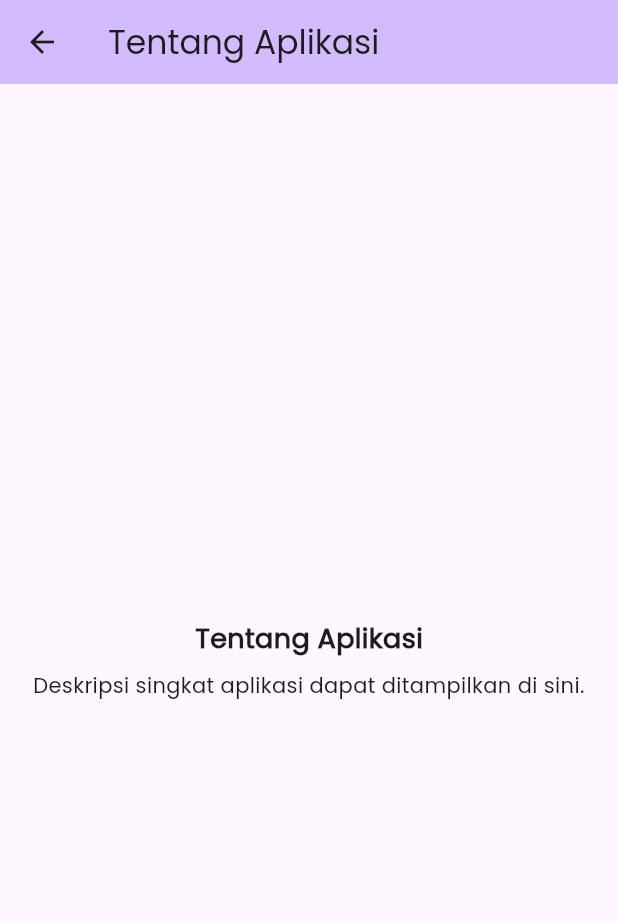
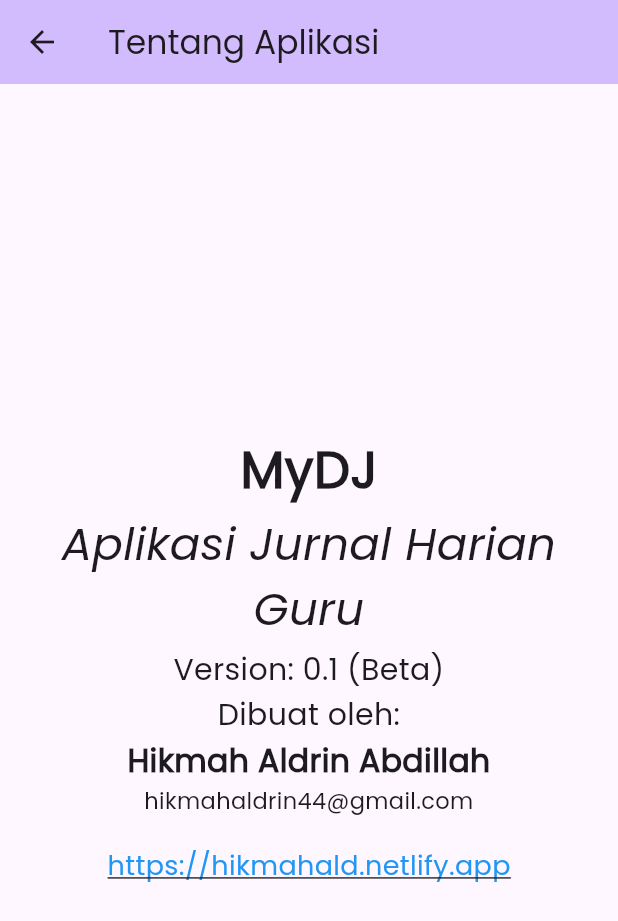
Before and after one commit to hikmahabdillah/Mobile-Jobsheet-MyDJ, a Flutter app: the TentangAplikasiPage screen opened directly, on a phone screen of 412 x 824 dp. Shown: the top 921 px of the screen. Run offline on Flutter 3.47's test engine with Material 3 defaults, Android fonts, the phone set to English and light mode, and no system bars.

Commit message:
add uts - tentang aplikasi

```diff
--- a/lib/pages/tentang_aplikasi_page.dart
+++ b/lib/pages/tentang_aplikasi_page.dart
@@ -1,4 +1,5 @@
 import 'package:flutter/material.dart';
+import 'package:url_launcher/url_launcher.dart';
 
 class TentangAplikasiPage extends StatefulWidget {
   const TentangAplikasiPage({super.key, required this.title});
@@ -10,6 +11,18 @@ class TentangAplikasiPage extends StatefulWidget {
 }
 
 class _TentangAplikasiPageState extends State<TentangAplikasiPage> {
+  // ubah URL menjadi dengan slash akhir sesuai permintaan
+  final Uri _url = Uri.parse('https://hikmahald.netlify.app/');
+
+  // tambahkan method untuk membuka URL
+  Future<void> _launchUrl() async {
+    if (!await launchUrl(_url, mode: LaunchMode.externalApplication)) {
+      ScaffoldMessenger.of(context).showSnackBar(
+        const SnackBar(content: Text('Tidak dapat membuka tautan')),
+      );
+    }
+  }
+
   @override
   Widget build(BuildContext context) {
     return Scaffold(
@@ -24,13 +37,51 @@ class _TentangAplikasiPageState extends State<TentangAplikasiPage> {
             mainAxisSize: MainAxisSize.min,
             children: [
               Text(
-                'Tentang Aplikasi',
-                style: TextStyle(fontSize: 18, fontWeight: FontWeight.bold),
+                'MyDJ',
+                style: TextStyle(fontSize: 34, fontWeight: FontWeight.bold),
               ),
-              SizedBox(height: 8),
+              SizedBox(height: 3),
               Text(
-                'Deskripsi singkat aplikasi dapat ditampilkan di sini.',
+                'Aplikasi Jurnal Harian Guru',
                 textAlign: TextAlign.center,
+                style: TextStyle(fontSize: 30, fontStyle: FontStyle.italic),
+              ),
+              SizedBox(height: 5),
+              Text(
+                'Version: 0.1 (Beta)',
+                textAlign: TextAlign.center,
+                style: TextStyle(fontSize: 20),
+              ),
+              SizedBox(height: 1),
+              Text(
+                'Dibuat oleh:',
+                textAlign: TextAlign.center,
+                style: TextStyle(fontSize: 20),
+              ),
+              SizedBox(height: 1),
+              Text(
+                'Hikmah Aldrin Abdillah',
+                textAlign: TextAlign.center,
+                style: TextStyle(fontSize: 21, fontWeight: FontWeight.bold),
+              ),
+              SizedBox(height: 1),
+              Text(
+                'hikmahaldrin44@gmail.com',
+                textAlign: TextAlign.center,
+                style: TextStyle(fontSize: 15),
+              ),
+              SizedBox(height: 20),
+              // Ganti Text biasa dengan InkWell agar dapat diklik
+              InkWell(
+                onTap: _launchUrl,
+                child: Text(
+                  'https://hikmahald.netlify.app',
+                  style: TextStyle(
+                    fontSize: 18,
+                    color: Colors.blue,
+                    decoration: TextDecoration.underline,
+                  ),
+                ),
               ),
             ],
           ),
--- a/pubspec.yaml
+++ b/pubspec.yaml
@@ -18,6 +18,7 @@ dependencies:
 
   # Tambahkan library Provider di sini (perhatikan indentasinya!)
   provider: ^6.1.2
+  url_launcher: ^6.3.0
 
 dev_dependencies:
   flutter_test:
```
Also changed, not shown: lib/pages/buat_jurnal_page.dart (+16 -2 lines), pubspec.lock.
